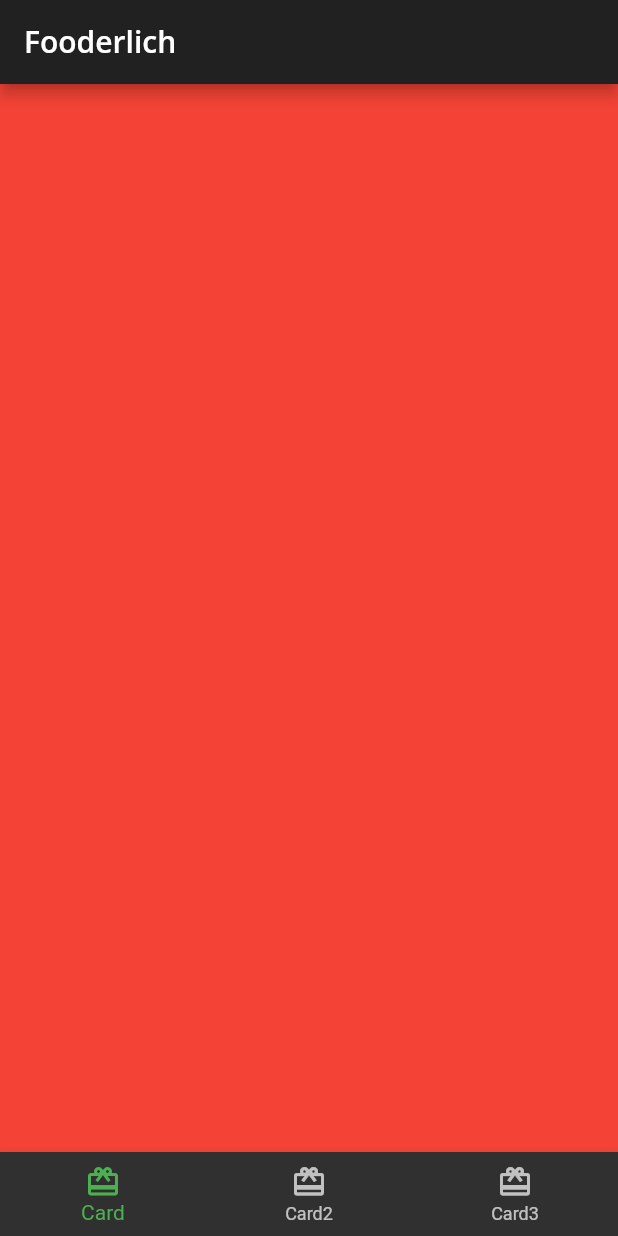
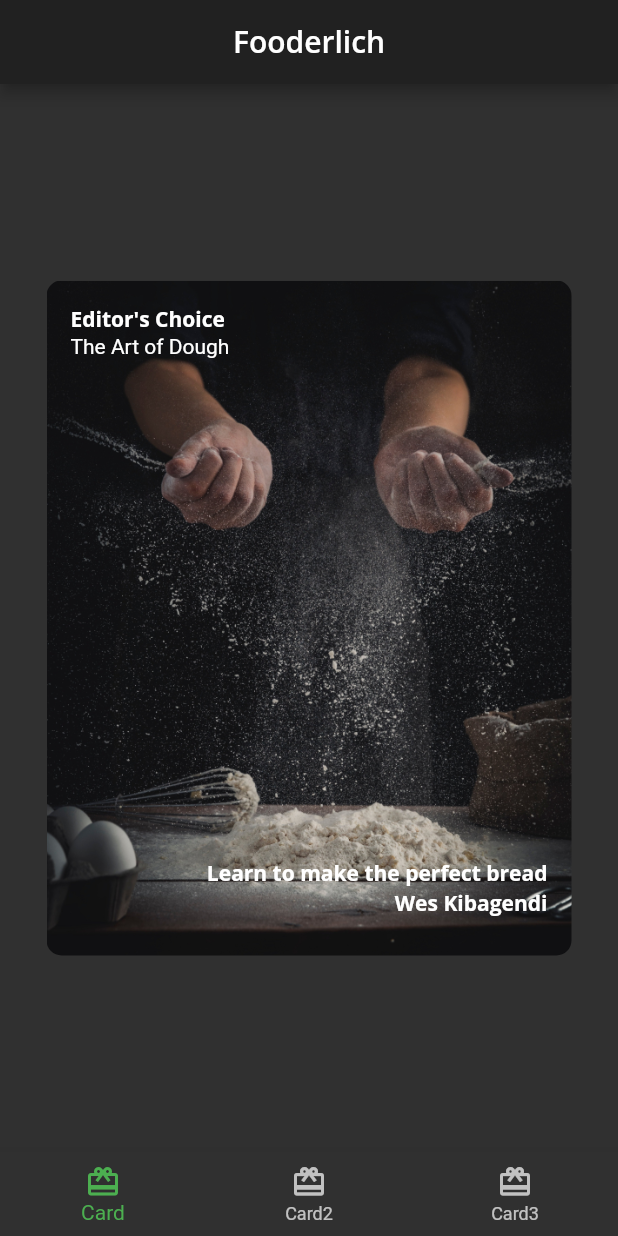
Before and after one commit to kibagendi20/fooderlich, a Flutter app: the screen it shows after launch, on a phone screen of 412 x 824 dp. Run offline on Flutter 3.47's test engine with Material 2 defaults, Android fonts, the phone set to English and light mode, and no system bars; our stand-ins replace google_fonts.

Commit message:
updated with card2 file

```diff
--- /dev/null
+++ b/lib/card1.dart
@@ -0,0 +1,66 @@
+import 'package:flutter/material.dart';
+import 'fooderlich_theme.dart';
+
+class Card1 extends StatelessWidget {
+  const Card1({Key? key}) : super(key: key);
+
+  //1
+  final String category = 'Editor\'s Choice';
+  final String title = 'The Art of Dough';
+  final String description = 'Learn to make the perfect bread';
+  final String chef = 'Wes Kibagendi';
+
+  @override
+  Widget build(BuildContext context) {
+    return Center(
+      //TODO: Card1 Decorate container
+      child: Container(
+        //TODO: Add a stack of text
+        child: Stack(
+          children: [
+            Text(
+              category,
+              style: FooderlichTheme.darkTextTheme.bodyText1,
+            ),
+            Positioned(
+              top: 20,
+              child: Text(
+                title,
+                style: FooderlichTheme.darkTextTheme.headline5,
+              ),
+            ),
+            Positioned(
+              bottom: 30,
+              right: 0,
+              child: Text(
+                description,
+                style: FooderlichTheme.darkTextTheme.bodyText1,
+              ),
+            ),
+            Positioned(
+              bottom: 10,
+              right: 0,
+              child: Text(
+                chef,
+                style: FooderlichTheme.darkTextTheme.bodyText1,
+              ),
+            ),
+          ],
+        ),
+        //1
+        padding: const EdgeInsets.all(16),
+        //2
+        constraints: const BoxConstraints.expand(
+          width: 350,
+          height: 450,
+        ),
+        decoration: const BoxDecoration(
+            image: DecorationImage(
+              image: AssetImage('assets/mag1.png'),
+              fit: BoxFit.cover,
+            ),
+            borderRadius: BorderRadius.all(Radius.circular(10.0))),
+      ),
+    );
+  }
+}
--- a/lib/home.dart
+++ b/lib/home.dart
@@ -1,4 +1,6 @@
 import 'package:flutter/material.dart';
+import 'card1.dart';
+import 'card2.dart';
 
 class Home extends StatefulWidget {
   const Home({Key? key}) : super(key: key);
@@ -12,14 +14,9 @@ class _HomeState extends State<Home> {
   //TODO: Add state variables and functions
   int _selectedIndex = 0;
 
-  List<Widget> pages = <Widget>[
-    // ignore: todo
-    // TODO: Replace with Card1
-    Container(
-      color: Colors.red,
-    ),
-    // ignore: todo
-    // TODO: Replace with Card2
+  static List<Widget> pages = <Widget>[
+    const Card1(),
+    const Card2(),
     Container(
       color: Colors.green,
     ),
@@ -43,15 +40,10 @@ class _HomeState extends State<Home> {
           'Fooderlich',
           style: Theme.of(context).textTheme.headline6,
         ),
+        centerTitle: true,
       ),
       //TODO: Show selected tab
       body: pages[_selectedIndex],
-      // Center(
-      //   child: Text(
-      //     'Let\'s get cooking',
-      //     style: Theme.of(context).textTheme.headline2,
-      //   ),
-      // ),
       //Bottom Navigation Bar
       bottomNavigationBar: BottomNavigationBar(
           selectedItemColor:
--- a/pubspec.yaml
+++ b/pubspec.yaml
@@ -60,8 +60,8 @@ flutter:
   uses-material-design: true
 
   # To add assets to your application, add an assets section, like this:
-  # assets:
-  #   - images/a_dot_burr.jpeg
+  assets:
+    - assets/
   #   - images/a_dot_ham.jpeg
 
   # An image asset can refer to one or more resolution-specific "variants", see
```
Also changed, not shown: lib/author_card.dart (added, +65 -0 lines), lib/card2.dart (added, +58 -0 lines), lib/circle_image.dart (added, +24 -0 lines), assets/author_katz.jpeg (added), assets/mag1.png (added), assets/mag2.png (added), assets/mag3.png (added), assets/mag4.png (added), assets/mag5.png (added), lib/card3.dart (added), 1 other file.
